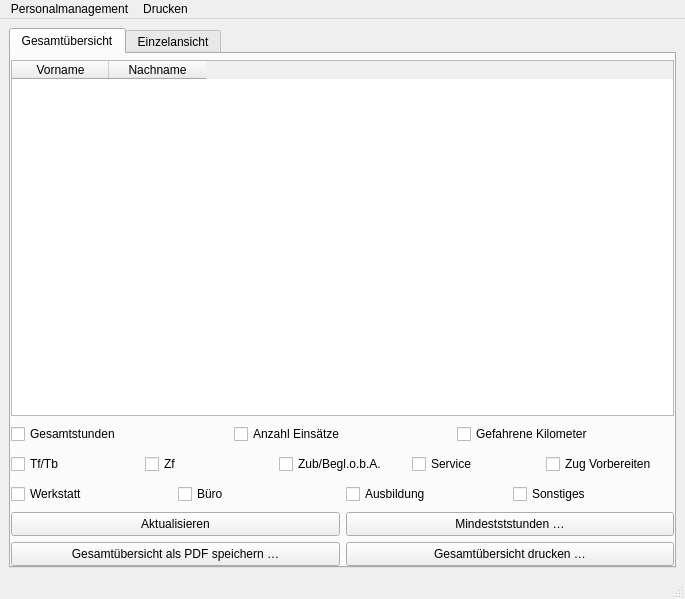
Above: Programm/personalwindow.ui from philjosch/Einsatzplaner before the change. Below: the same form after it.
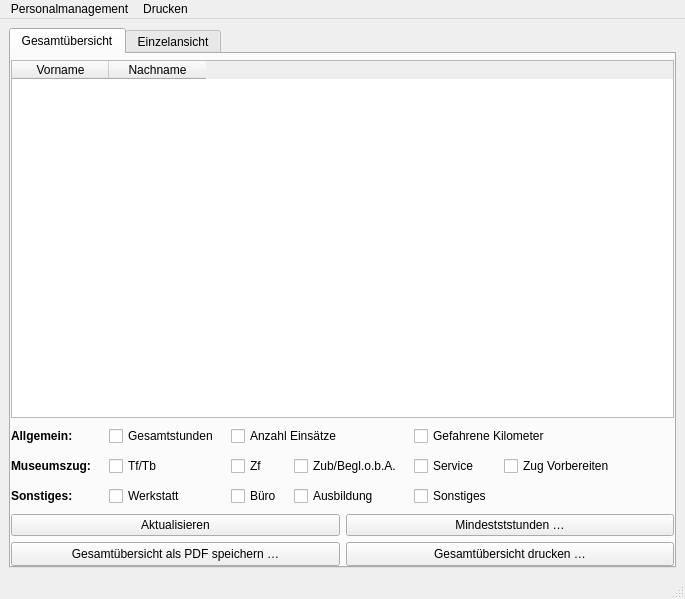
That is the form after the change.

Commit message:
Fixes für Personalfenster
Die GUI des Personalfensters wurde verbessert.
Die Kategorie Ausbildung kann jetzt wie gewohnt auch in der Gesamtübersicht angezeigt werden.

Patch:
```diff
--- a/Programm/personalwindow.ui
+++ b/Programm/personalwindow.ui
@@ -36,7 +36,7 @@
        <attribute name="title">
         <string>Gesamtübersicht</string>
        </attribute>
-       <layout class="QGridLayout" name="gridLayout_10" rowstretch="1,0,0,0,0,0" columnstretch="1,1,1,1" rowminimumheight="0,0,0,0,24,24">
+       <layout class="QGridLayout" name="gridLayout_5" rowstretch="1,0,0,0" columnstretch="1,1" rowminimumheight="0,0,20,20">
         <property name="leftMargin">
          <number>0</number>
         </property>
@@ -52,53 +52,38 @@
         <property name="spacing">
          <number>6</number>
         </property>
-        <item row="2" column="0" colspan="4">
-         <layout class="QGridLayout" name="gridFahrdienst" columnstretch="1,1,1,1,1">
-          <item row="0" column="0">
-           <widget class="QCheckBox" name="checkShowTf">
-            <property name="minimumSize">
-             <size>
-              <width>0</width>
-              <height>24</height>
-             </size>
-            </property>
-            <property name="maximumSize">
-             <size>
-              <width>16777215</width>
-              <height>24</height>
-             </size>
-            </property>
+        <item row="0" column="0" colspan="2">
+         <widget class="QTableWidget" name="tabelleGesamt">
+          <property name="editTriggers">
+           <set>QAbstractItemView::NoEditTriggers</set>
+          </property>
+          <property name="sortingEnabled">
+           <bool>true</bool>
+          </property>
+          <attribute name="horizontalHeaderDefaultSectionSize">
+           <number>97</number>
+          </attribute>
+          <attribute name="horizontalHeaderShowSortIndicator" stdset="0">
+           <bool>true</bool>
+          </attribute>
+          <column>
             <property name="text">
-             <string>Tf/Tb</string>
-            </property>
-            <property name="checked">
-             <bool>false</bool>
-            </property>
-           </widget>
-          </item>
-          <item row="0" column="1">
-           <widget class="QCheckBox" name="checkShowZf">
-            <property name="minimumSize">
-             <size>
-              <width>0</width>
-              <height>24</height>
-             </size>
-            </property>
-            <property name="maximumSize">
-             <size>
-              <width>16777215</width>
-              <height>24</height>
-             </size>
-            </property>
+            <string>Vorname</string>
+           </property>
+          </column>
+          <column>
             <property name="text">
-             <string>Zf</string>
-            </property>
-            <property name="checked">
-             <bool>false</bool>
-            </property>
-           </widget>
-          </item>
-          <item row="0" column="2">
+            <string>Nachname</string>
+           </property>
+          </column>
+         </widget>
+        </item>
+        <item row="1" column="0" colspan="2">
+         <layout class="QGridLayout" name="gridLayout" columnstretch="0,0,0,0,0,0,1">
+          <property name="horizontalSpacing">
+           <number>12</number>
+          </property>
+          <item row="1" column="3">
            <widget class="QCheckBox" name="checkShowZub">
             <property name="minimumSize">
              <size>
@@ -120,8 +105,8 @@
             </property>
            </widget>
           </item>
-          <item row="0" column="3">
-           <widget class="QCheckBox" name="checkShowService">
+          <item row="0" column="4" colspan="2">
+           <widget class="QCheckBox" name="checkShowKilometer">
             <property name="minimumSize">
              <size>
               <width>0</width>
@@ -135,14 +120,77 @@
              </size>
             </property>
             <property name="text">
-             <string>Service</string>
+             <string>Gefahrene Kilometer</string>
             </property>
             <property name="checked">
              <bool>false</bool>
             </property>
            </widget>
           </item>
-          <item row="0" column="4">
+          <item row="1" column="2">
+           <widget class="QCheckBox" name="checkShowZf">
+            <property name="minimumSize">
+             <size>
+              <width>0</width>
+              <height>24</height>
+             </size>
+            </property>
+            <property name="maximumSize">
+             <size>
+              <width>16777215</width>
+              <height>24</height>
+             </size>
+            </property>
+            <property name="text">
+             <string>Zf</string>
+            </property>
+            <property name="checked">
+             <bool>false</bool>
+            </property>
+           </widget>
+          </item>
+          <item row="2" column="0">
+           <widget class="QLabel" name="label_31">
+            <property name="minimumSize">
+             <size>
+              <width>86</width>
+              <height>0</height>
+             </size>
+            </property>
+            <property name="font">
+             <font>
+              <weight>75</weight>
+              <bold>true</bold>
+             </font>
+            </property>
+            <property name="text">
+             <string>Sonstiges:</string>
+            </property>
+           </widget>
+          </item>
+          <item row="2" column="1">
+           <widget class="QCheckBox" name="checkShowWerkstatt">
+            <property name="minimumSize">
+             <size>
+              <width>0</width>
+              <height>24</height>
+             </size>
+            </property>
+            <property name="maximumSize">
+             <size>
+              <width>16777215</width>
+              <height>24</height>
+             </size>
+            </property>
+            <property name="text">
+             <string>Werkstatt</string>
+            </property>
+            <property name="checked">
+             <bool>false</bool>
+            </property>
+           </widget>
+          </item>
+          <item row="1" column="5">
            <widget class="QCheckBox" name="checkShowVorbereiten">
             <property name="minimumSize">
              <size>
@@ -164,11 +212,7 @@
             </property>
            </widget>
           </item>
-         </layout>
-        </item>
-        <item row="1" column="0" colspan="4">
-         <layout class="QGridLayout" name="gridAllgemein" columnstretch="1,1,1">
-          <item row="0" column="0">
+          <item row="0" column="1">
            <widget class="QCheckBox" name="checkShowGesamt">
             <property name="minimumSize">
              <size>
@@ -190,8 +234,8 @@
             </property>
            </widget>
           </item>
-          <item row="0" column="1">
-           <widget class="QCheckBox" name="checkShowAnzahl">
+          <item row="1" column="4">
+           <widget class="QCheckBox" name="checkShowService">
             <property name="minimumSize">
              <size>
               <width>0</width>
@@ -205,15 +249,15 @@
              </size>
             </property>
             <property name="text">
-             <string>Anzahl Einsätze</string>
+             <string>Service</string>
             </property>
             <property name="checked">
              <bool>false</bool>
             </property>
            </widget>
           </item>
-          <item row="0" column="2">
-           <widget class="QCheckBox" name="checkShowKilometer">
+          <item row="2" column="2">
+           <widget class="QCheckBox" name="checkShowBuero">
             <property name="minimumSize">
              <size>
               <width>0</width>
@@ -227,16 +271,14 @@
              </size>
             </property>
             <property name="text">
-             <string>Gefahrene Kilometer</string>
+             <string>Büro</string>
             </property>
             <property name="checked">
              <bool>false</bool>
             </property>
            </widget>
           </item>
-         </layout>
-        </item>
-        <item row="3" column="2">
+          <item row="2" column="3">
          <widget class="QCheckBox" name="checkShowAusbildung">
           <property name="minimumSize">
            <size>
@@ -255,10 +297,42 @@
           </property>
          </widget>
         </item>
-        <item row="5" column="0" colspan="2">
-         <widget class="QPushButton" name="pushPDF">
+          <item row="1" column="0">
+           <widget class="QLabel" name="label_29">
+            <property name="font">
+             <font>
+              <weight>75</weight>
+              <bold>true</bold>
+             </font>
+            </property>
+            <property name="text">
+             <string>Museumszug:</string>
+            </property>
+           </widget>
+          </item>
+          <item row="0" column="0">
+           <widget class="QLabel" name="label_30">
           <property name="minimumSize">
            <size>
+              <width>86</width>
+              <height>0</height>
+             </size>
+            </property>
+            <property name="font">
+             <font>
+              <weight>75</weight>
+              <bold>true</bold>
+             </font>
+            </property>
+            <property name="text">
+             <string>Allgemein:</string>
+            </property>
+           </widget>
+          </item>
+          <item row="0" column="2" colspan="2">
+           <widget class="QCheckBox" name="checkShowAnzahl">
+            <property name="minimumSize">
+             <size>
             <width>0</width>
             <height>24</height>
            </size>
@@ -270,12 +344,21 @@
            </size>
           </property>
           <property name="text">
-           <string>Gesamtübersicht als PDF speichern …</string>
-          </property>
-         </widget>
-        </item>
-        <item row="4" column="2" colspan="2">
-         <widget class="QPushButton" name="pushMindeststunden">
+             <string>Anzahl Einsätze</string>
+            </property>
+            <property name="checked">
+             <bool>false</bool>
+            </property>
+           </widget>
+          </item>
+          <item row="1" column="1">
+           <widget class="QCheckBox" name="checkShowTf">
+            <property name="minimumSize">
+             <size>
+              <width>0</width>
+              <height>24</height>
+             </size>
+            </property>
           <property name="maximumSize">
            <size>
             <width>16777215</width>
@@ -283,11 +366,54 @@
            </size>
           </property>
           <property name="text">
-           <string>Mindestststunden …</string>
-          </property>
-         </widget>
-        </item>
-        <item row="4" column="0" colspan="2">
+             <string>Tf/Tb</string>
+            </property>
+            <property name="checked">
+             <bool>false</bool>
+            </property>
+           </widget>
+          </item>
+          <item row="1" column="6">
+           <spacer name="horizontalSpacer_3">
+            <property name="orientation">
+             <enum>Qt::Horizontal</enum>
+            </property>
+            <property name="sizeType">
+             <enum>QSizePolicy::Expanding</enum>
+            </property>
+            <property name="sizeHint" stdset="0">
+             <size>
+              <width>0</width>
+              <height>10</height>
+             </size>
+            </property>
+           </spacer>
+          </item>
+          <item row="2" column="4">
+           <widget class="QCheckBox" name="checkShowSonstiges">
+            <property name="minimumSize">
+             <size>
+              <width>0</width>
+              <height>24</height>
+             </size>
+            </property>
+            <property name="maximumSize">
+             <size>
+              <width>16777215</width>
+              <height>24</height>
+             </size>
+            </property>
+            <property name="text">
+             <string>Sonstiges</string>
+            </property>
+            <property name="checked">
+             <bool>false</bool>
+            </property>
+           </widget>
+          </item>
+         </layout>
+        </item>
+        <item row="2" column="0">
          <widget class="QPushButton" name="pushAktualisieren">
           <property name="maximumSize">
            <size>
@@ -306,14 +432,8 @@
           </property>
          </widget>
         </item>
-        <item row="3" column="3">
-         <widget class="QCheckBox" name="checkShowSonstiges">
-          <property name="minimumSize">
-           <size>
-            <width>0</width>
-            <height>24</height>
-           </size>
-          </property>
+        <item row="2" column="1">
+         <widget class="QPushButton" name="pushMindeststunden">
           <property name="maximumSize">
            <size>
             <width>16777215</width>
@@ -321,41 +441,12 @@
            </size>
           </property>
           <property name="text">
-           <string>Sonstiges</string>
+           <string>Mindestststunden …</string>
           </property>
-          <property name="checked">
-           <bool>false</bool>
-          </property>
-         </widget>
-        </item>
-        <item row="0" column="0" colspan="4">
-         <widget class="QTableWidget" name="tabelleGesamt">
-          <property name="editTriggers">
-           <set>QAbstractItemView::NoEditTriggers</set>
-          </property>
-          <property name="sortingEnabled">
-           <bool>true</bool>
-          </property>
-          <attribute name="horizontalHeaderDefaultSectionSize">
-           <number>97</number>
-          </attribute>
-          <attribute name="horizontalHeaderShowSortIndicator" stdset="0">
-           <bool>true</bool>
-          </attribute>
-          <column>
-           <property name="text">
-            <string>Vorname</string>
-           </property>
-          </column>
-          <column>
-           <property name="text">
-            <string>Nachname</string>
-           </property>
-          </column>
          </widget>
         </item>
         <item row="3" column="0">
-         <widget class="QCheckBox" name="checkShowWerkstatt">
+         <widget class="QPushButton" name="pushPDF">
           <property name="minimumSize">
            <size>
             <width>0</width>
@@ -369,36 +460,11 @@
            </size>
           </property>
           <property name="text">
-           <string>Werkstatt</string>
-          </property>
-          <property name="checked">
-           <bool>false</bool>
+           <string>Gesamtübersicht als PDF speichern …</string>
           </property>
          </widget>
         </item>
         <item row="3" column="1">
-         <widget class="QCheckBox" name="checkShowBuero">
-          <property name="minimumSize">
-           <size>
-            <width>0</width>
-            <height>24</height>
-           </size>
-          </property>
-          <property name="maximumSize">
-           <size>
-            <width>16777215</width>
-            <height>24</height>
-           </size>
-          </property>
-          <property name="text">
-           <string>Büro</string>
-          </property>
-          <property name="checked">
-           <bool>false</bool>
-          </property>
-         </widget>
-        </item>
-        <item row="5" column="2" colspan="2">
          <widget class="QPushButton" name="pushPrint">
           <property name="maximumSize">
            <size>
```
Lines whose indentation alone changed are shown as unchanged. The commit also changes 2 other files.
